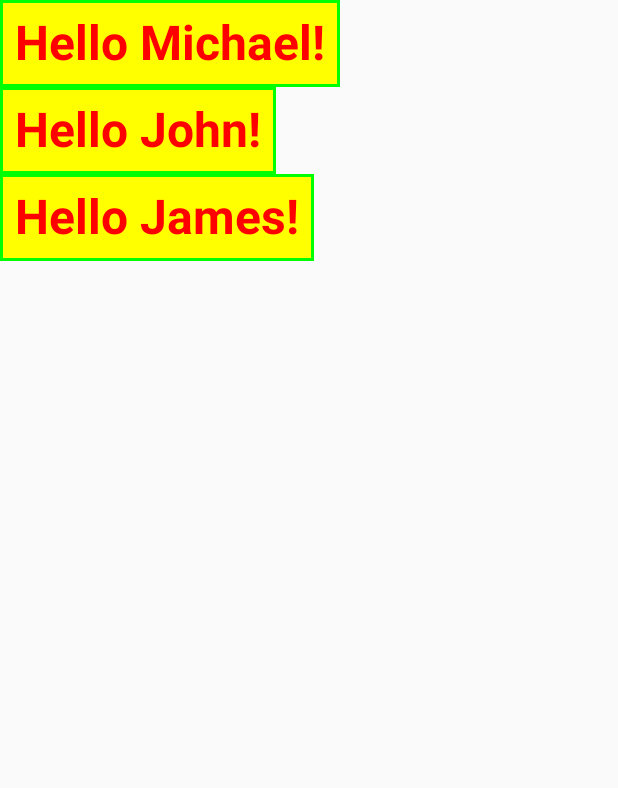
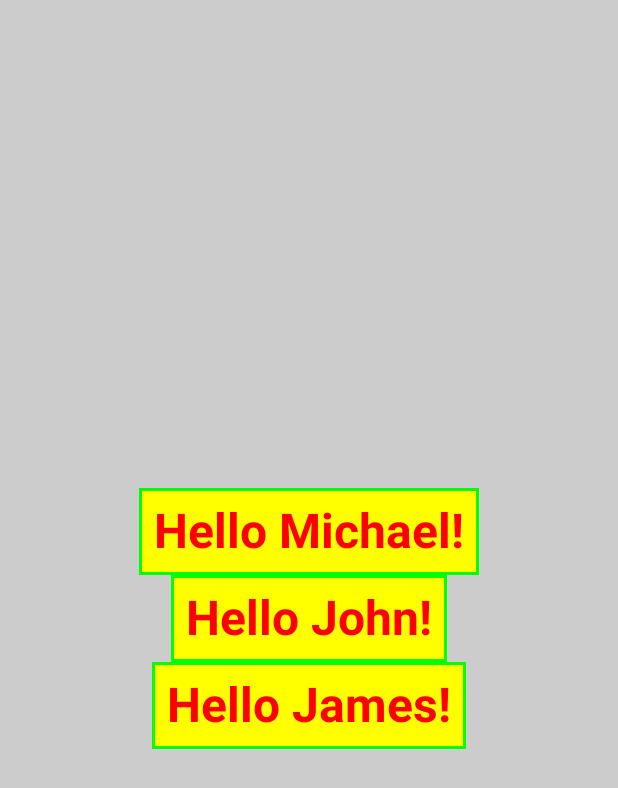
Before and after one commit to mjohnsonatx/compose, an Android app built with Jetpack Compose: the screen it shows after launch (MainActivity), on a phone screen of 412 x 824 dp. Shown: the top 788 px of the screen. Run offline under Robolectric (Android 15) with nearby library versions, the phone set to English and light mode, and no system bars.

Commit message:
Compose Lesson 2, Columns/Rows, END

```diff
--- a/app/src/main/java/com/example/compose/MainActivity.kt
+++ b/app/src/main/java/com/example/compose/MainActivity.kt
@@ -5,6 +5,7 @@ import androidx.activity.ComponentActivity
 import androidx.activity.compose.setContent
 import androidx.compose.foundation.background
 import androidx.compose.foundation.border
+import androidx.compose.foundation.layout.Arrangement
 import androidx.compose.foundation.layout.Column
 import androidx.compose.foundation.layout.fillMaxHeight
 import androidx.compose.foundation.layout.fillMaxSize
@@ -14,11 +15,13 @@ import androidx.compose.material3.MaterialTheme
 import androidx.compose.material3.Surface
 import androidx.compose.material3.Text
 import androidx.compose.runtime.Composable
+import androidx.compose.ui.Alignment
 import androidx.compose.ui.Modifier
 import androidx.compose.ui.graphics.Color
 import androidx.compose.ui.text.font.FontWeight
 import androidx.compose.ui.text.style.TextAlign
 import androidx.compose.ui.tooling.preview.Preview
+import androidx.compose.ui.tooling.preview.PreviewParameter
 import androidx.compose.ui.unit.dp
 import androidx.compose.ui.unit.sp
 import com.example.compose.ui.theme.ComposeTheme
@@ -51,7 +54,14 @@ fun Greeting(name: String, modifier: Modifier = Modifier) {
 
 @Composable
 fun AppUI() {
-    Column {
+    Column(
+        modifier = Modifier
+            .background(color = Color.LightGray)
+            .fillMaxSize(),
+        horizontalAlignment = Alignment.CenterHorizontally,
+        verticalArrangement = Arrangement.Center
+
+    ) {
         Greeting("Michael")
         Greeting("John")
         Greeting("James")
```
